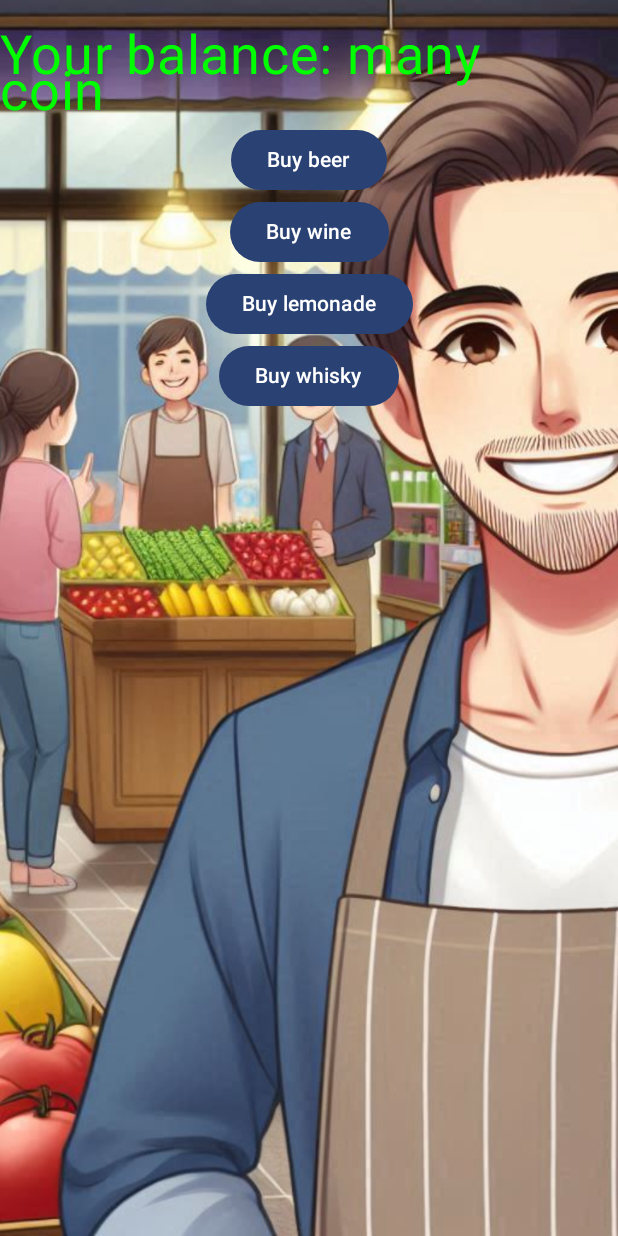
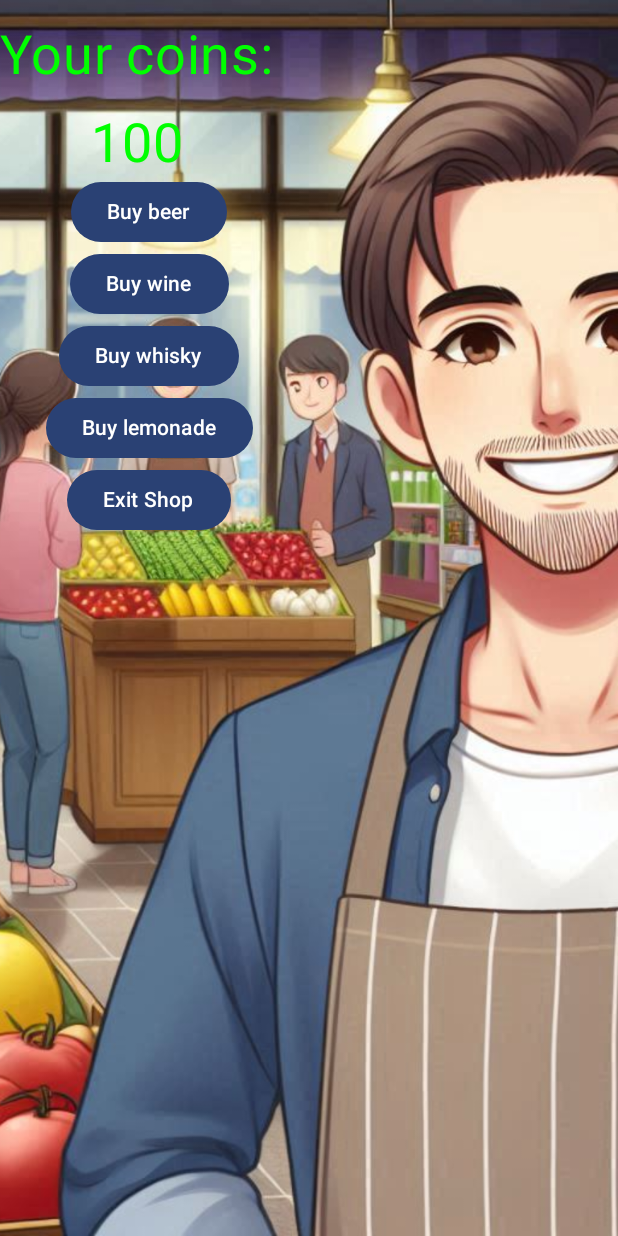
Before and after one commit to LeightonGinty/AlcoGotchi, an Android app built with Jetpack Compose: the ShopActivity screen opened directly, with no data from a screen before it, after a tap on "Buy beer", on a phone screen of 412 x 824 dp. Run offline under Robolectric (Android 15) with nearby library versions, the phone set to English and light mode, and no system bars; network calls fail; 1 statement that could not run was skipped.

Commit message:
Add purchase booze

```diff
--- a/app/src/main/java/com/example/alcagotchi/AlcoGotchi.kt
+++ b/app/src/main/java/com/example/alcagotchi/AlcoGotchi.kt
@@ -92,4 +92,18 @@ class AlcoGotchi private constructor() {
             handleStateResponse(client.newCall(request).execute())
         }
     }
+    suspend fun postBuy(choice: String) {
+        val body = JSONObject()
+        body.put("item", choice)
+
+        val request = Request.Builder()
+            .url(buildUrl("buy"))
+            .post(body.toString().toRequestBody(jsonMediaType))
+            .build()
+
+        client.newCall(request).enqueue(basicCallback)
+        return withContext(Dispatchers.IO) {
+            handleStateResponse(client.newCall(request).execute())
+        }
+    }
 }
--- a/app/src/main/java/com/example/alcagotchi/Shop.kt
+++ b/app/src/main/java/com/example/alcagotchi/ShopActivity.kt
@@ -1,5 +1,3 @@
-package com.example.alcagotchi
-
 /*
  * Copyright (C) 2023 The Android Open Source Project
  *
@@ -15,6 +13,11 @@ package com.example.alcagotchi
  * See the License for the specific language governing permissions and
  * limitations under the License.
  */
+package com.example.alcagotchi
+
+import android.app.Activity
+import android.app.AlertDialog
+import android.content.Context
 import android.os.Bundle
 import androidx.activity.ComponentActivity
 import androidx.activity.compose.setContent
@@ -29,19 +32,23 @@ import androidx.compose.material3.MaterialTheme
 import androidx.compose.material3.Surface
 import androidx.compose.material3.Text
 import androidx.compose.runtime.Composable
+import androidx.compose.runtime.getValue
+import androidx.compose.runtime.mutableIntStateOf
 import androidx.compose.ui.Alignment
 import androidx.compose.ui.Modifier
 import androidx.compose.ui.graphics.Color
 import androidx.compose.ui.layout.ContentScale
-import androidx.compose.ui.res.colorResource
+import androidx.compose.ui.platform.LocalContext
 import androidx.compose.ui.res.painterResource
 import androidx.compose.ui.res.stringResource
-import androidx.compose.ui.text.style.TextAlign
 import androidx.compose.ui.tooling.preview.Preview
 import androidx.compose.ui.unit.dp
 import androidx.compose.ui.unit.sp
+import androidx.lifecycle.ViewModel
+import androidx.lifecycle.viewModelScope
 import com.example.alcagotchi.ui.theme.AlcaGotchiTheme
-import com.example.alcagotchi.ui.theme.AlcaGotchiTheme
+import kotlinx.coroutines.launch
+import kotlinx.coroutines.runBlocking
 
 class ShopActivity : ComponentActivity() {
     override fun onCreate(savedInstanceState: Bundle?) {
@@ -61,31 +68,72 @@ class ShopActivity : ComponentActivity() {
     }
 }
 
+class ShopViewModel : ViewModel() {
+    val coin = mutableIntStateOf(0)
+
+    fun buy(choice: String, context: Context) {
+        val alcoGotchi = AlcoGotchi.getInstance()
+        viewModelScope.launch {
+            runBlocking {
+                try {
+                    alcoGotchi.postBuy(choice)
+                } catch (e: Exception) {
+                    val alertDialog = AlertDialog.Builder(context)
+
+                    alertDialog.apply {
+                        setTitle("no")
+                        setMessage(e.toString())
+
+                    }.create().show()
+                }
+
+                coin.intValue = alcoGotchi.coins
+            }
+        }
+    }
+}
+
+
 @Composable
-fun ShopOptions(modifier: Modifier = Modifier) {
+fun ShopOptions(viewModel: ShopViewModel, modifier: Modifier = Modifier) {
+    val coin by viewModel.coin
+
     Column(
         verticalArrangement = Arrangement.Center,
         horizontalAlignment = Alignment.CenterHorizontally
     ) {
+        val context = LocalContext.current as Activity
+
         Text(
-            text = "Your balance: many coin",
+            text = "Your coins:",
             fontSize = 36.sp,
             color = Color(0xFF00FF00),
             modifier = Modifier
                 .padding(top = 16.dp)
                 .padding(end = 16.dp)
         )
-        Button(onClick = { /*TODO*/ }) {
+        Text(
+            text = coin.toString(),
+            fontSize = 36.sp,
+            color = Color(0xFF00FF00),
+            modifier = Modifier
+                .padding(top = 16.dp)
+                .padding(end = 16.dp)
+        )
+        Button(onClick = { viewModel.buy("beer", context) }) {
             Text("Buy beer")
         }
-        Button(onClick = { /*TODO*/ }) {
+        Button(onClick = { viewModel.buy("wine", context) }) {
             Text("Buy wine")
         }
-        Button(onClick = { /*TODO*/ }) {
+        Button(onClick = { viewModel.buy("whisky", context) }) {
+            Text("Buy whisky")
+        }
+        Button(onClick = { viewModel.buy("lemonade", context) }) {
             Text("Buy lemonade")
         }
-        Button(onClick = { /*TODO*/ }) {
-            Text("Buy whisky")
+        Button(onClick = { context.finish() }) {
+            Text("Exit Shop")
         }
     }
 }
@@ -103,7 +151,7 @@ fun ShopGreeting(message: String, modifier: Modifier = Modifier) {
 
 
         )
-        ShopOptions()
+        ShopOptions(viewModel = ShopViewModel())
     }
 }
 
```
